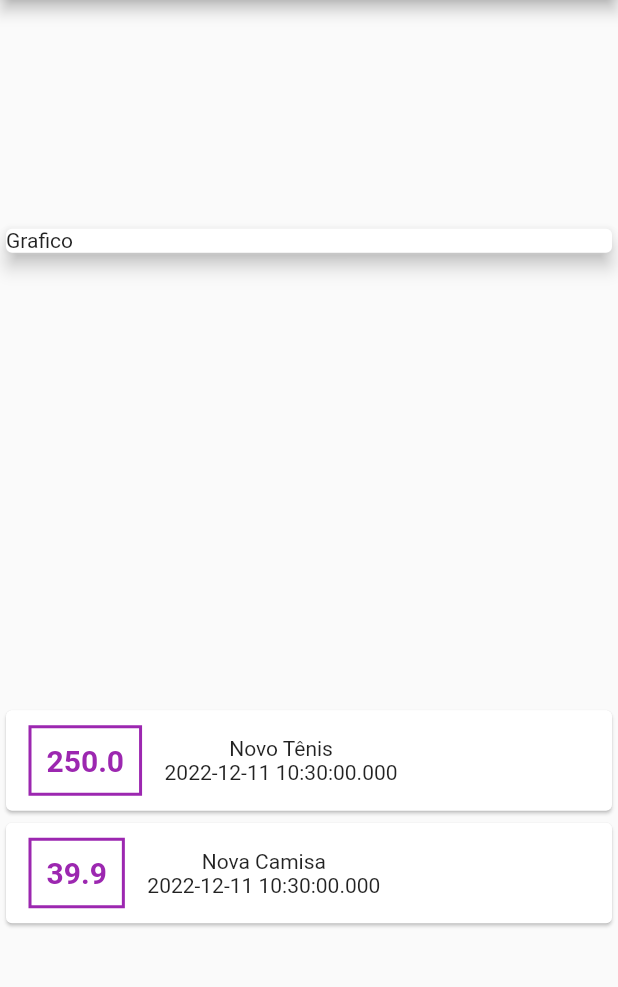
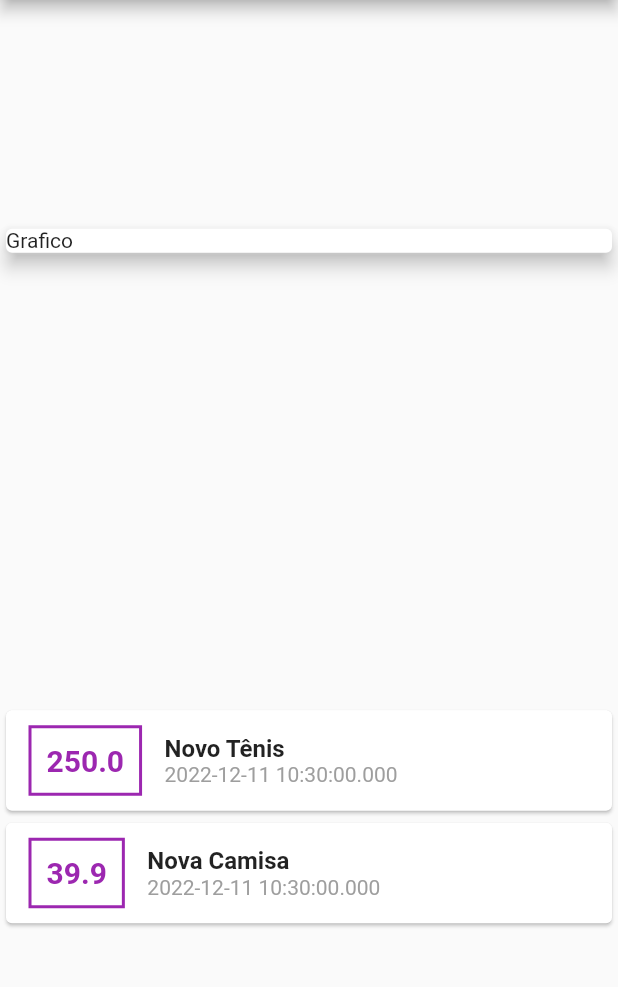
Before and after one commit to Marvingms7/projeto_despesas_pessoais, a Flutter app: the screen it shows after launch, on a phone screen of 412 x 824 dp, the part 84-1071 px from its top. Run offline on Flutter 3.47's test engine with Material 2 defaults, Android fonts, the light colour scheme and no system bars.

Commit message:
algumas alterações de cores e fontes

```diff
--- a/lib/main.dart
+++ b/lib/main.dart
@@ -50,17 +50,37 @@ class MyHomePage extends StatelessWidget {
                       border: Border.all(color: Colors.purple, width: 2),
                     ),
                     padding: const EdgeInsets.all(10),
-                    child: Text(tr.value.toString(),
-                    style: const TextStyle(
-                      fontWeight: FontWeight.bold,
-                      fontSize: 20,
-                      color: Colors.purple,
-                    ),
+                    child: Text(
+                      tr.value.toString(),
+                      style: const TextStyle(
+                        fontWeight: FontWeight.bold,
+                        fontSize: 20,
+                        color: Colors.purple,
+                      ),
                     ),
                   ),
                   Column(
-                    children: [Text(tr.title), Text(tr.data.toString())],
-                  )
+                    crossAxisAlignment: CrossAxisAlignment.start,
+                    children: [
+                      Container(
+                        child: Text(
+                          tr.title,
+                          style: const TextStyle(
+                            fontWeight: FontWeight.bold,
+                            fontSize: 16,
+                          ),
+                        ),
+                      ),
+                      Container(
+                        child: Text(
+                          tr.data.toString(),
+                          style: const TextStyle(
+                            color: Colors.grey,
+                          ),
+                        ),
+                      ),
+                    ],
+                  ),
                 ],
               ),
             );
```
